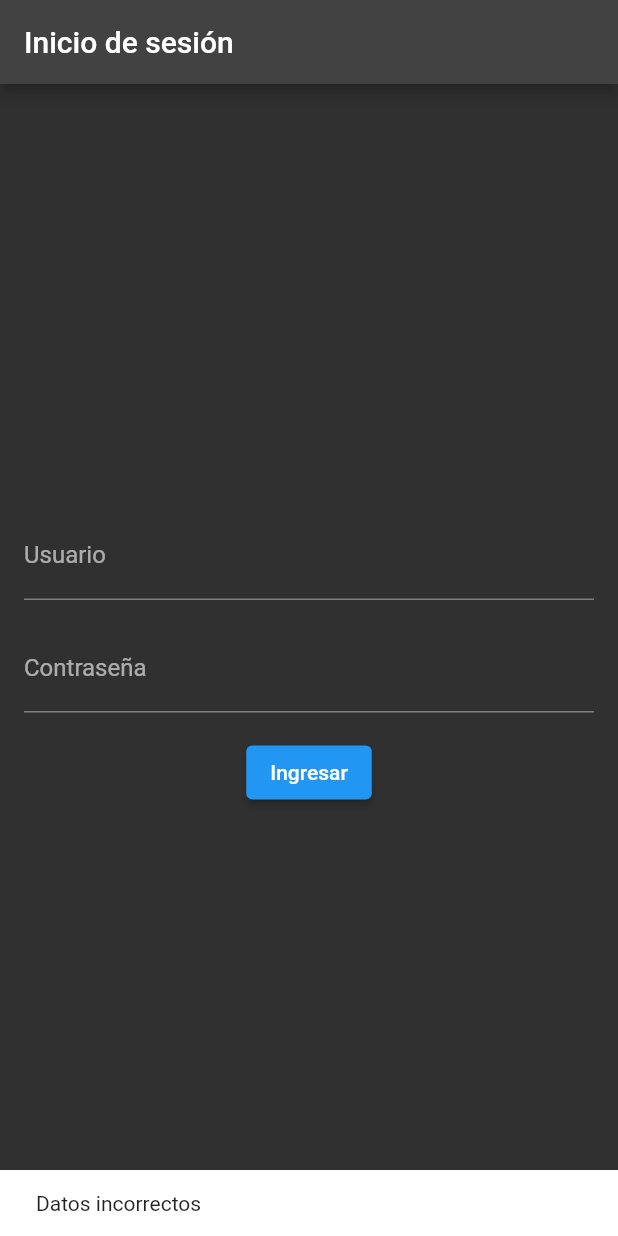
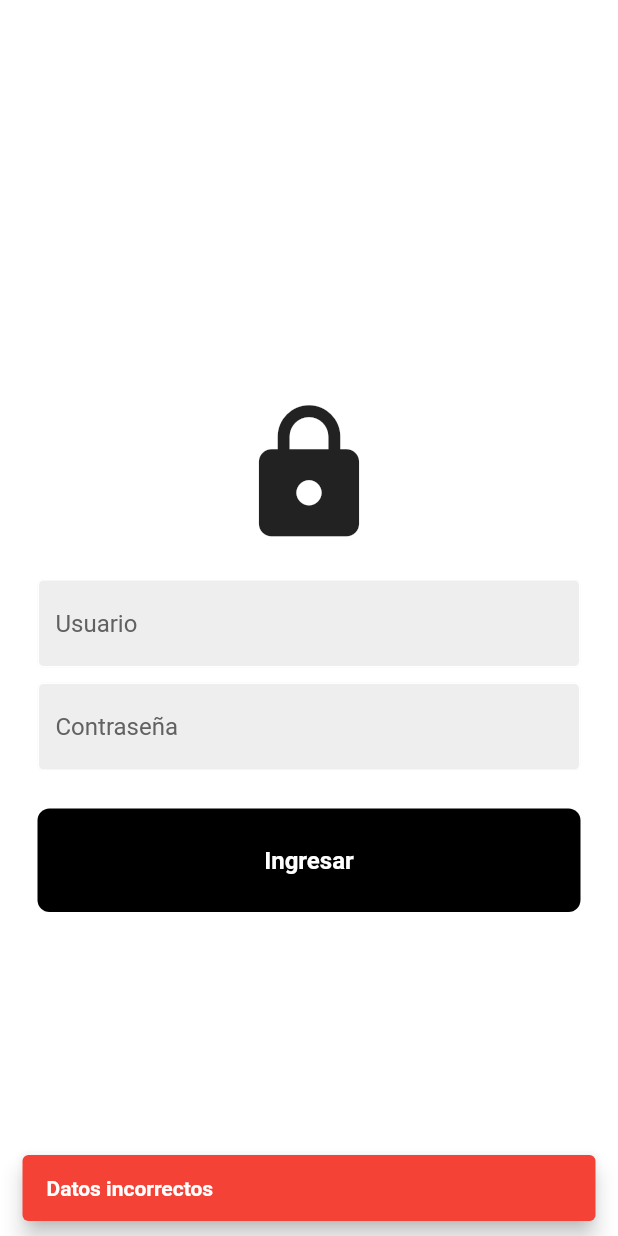
Before and after one commit to romisch-dev/test-evaluation, a Flutter app: the screen it shows after launch, after a tap on "Ingresar", on a phone screen of 412 x 824 dp. Run offline on Flutter 3.47's test engine with Material 2 defaults, Android fonts, the phone set to English and light mode, and no system bars; network calls fail.

Commit message:
Code refactoring

```diff
--- a/lib/login_screen.dart
+++ b/lib/login_screen.dart
@@ -2,78 +2,123 @@ import 'package:flutter/material.dart';
 import 'package:flutter/services.dart';
 import 'home_screen.dart';
 
-class LoginScreen extends StatefulWidget {
-  const LoginScreen({Key? key}) : super(key: key);
-  @override
-  LoginScreenState createState() => LoginScreenState();
+class LoginScreen extends StatelessWidget {
+  LoginScreen({super.key});
+  final usernameController = TextEditingController();
+  final passwordController = TextEditingController();
+
+  void validateFields(BuildContext context) {
+    final String username = usernameController.text;
+    final String password = passwordController.text;
+
+    if (username.isNotEmpty && password.isNotEmpty) {
+      Navigator.pushReplacement(
+        context,
+        MaterialPageRoute(builder: (context) => const HomeScreen()),
+      );
+    } else {
+      ScaffoldMessenger.of(context).showSnackBar(
+        const SnackBar(
+          content: Text(
+            'Datos incorrectos',
+            style: TextStyle(
+              color: Colors.white,
+              fontWeight: FontWeight.bold,
+            ),
+          ),
+          backgroundColor: Colors.red,
+          behavior: SnackBarBehavior.floating,
+          duration: Duration(seconds: 2),
+        ),
+      );
     }
-
-class LoginScreenState extends State<LoginScreen> {
-  String username = '';
-  String password = '';
+  }
 
   @override
   Widget build(BuildContext context) {
     return Scaffold(
-      appBar: AppBar(
-        title: const Text('Inicio de sesión'),
-      ),
-      body: Padding(
-        padding: const EdgeInsets.all(16.0),
+      backgroundColor: Colors.white,
+      body: SafeArea(
+        child: Center(
           child: Column(
             mainAxisAlignment: MainAxisAlignment.center,
             children: [
-            TextField(
+              const SizedBox(height: 50),
+              const Icon(
+                Icons.lock,
+                size: 100,
+              ),
+              const SizedBox(height: 20),
+              Padding(
+                padding: const EdgeInsets.symmetric(horizontal: 25.0),
+                child: TextField(
                   inputFormatters: [
                     FilteringTextInputFormatter.allow(RegExp(r"[a-zA-Z\s\W]")),
                     FilteringTextInputFormatter.deny(RegExp(r"\d")),
                   ],
-              decoration: const InputDecoration(
-                labelText: 'Usuario',
+                  controller: usernameController,
+                  obscureText: false,
+                  decoration: InputDecoration(
+                      enabledBorder: const OutlineInputBorder(
+                        borderSide: BorderSide(color: Colors.white),
                       ),
-              onChanged: (value) {
-                setState(() {
-                  username = value;
-                });
-              },
+                      focusedBorder: OutlineInputBorder(
+                        borderSide: BorderSide(color: Colors.grey.shade400),
                       ),
-            const SizedBox(height: 16.0),
-            TextField(
+                      fillColor: Colors.grey.shade200,
+                      filled: true,
+                      hintText: 'Usuario',
+                      hintStyle: TextStyle(color: Colors.grey[700])),
+                ),
+              ),
+              const SizedBox(height: 10),
+              Padding(
+                padding: const EdgeInsets.symmetric(horizontal: 25.0),
+                child: TextField(
                   inputFormatters: [
                     FilteringTextInputFormatter.digitsOnly,
                     LengthLimitingTextInputFormatter(5),
                   ],
                   keyboardType: TextInputType.number,
-              decoration: const InputDecoration(
-                labelText: 'Contraseña',
+                  controller: passwordController,
+                  obscureText: true,
+                  decoration: InputDecoration(
+                      enabledBorder: const OutlineInputBorder(
+                        borderSide: BorderSide(color: Colors.white),
                       ),
-              onChanged: (value) {
-                setState(() {
-                  password = value;
-                });
-              },
+                      focusedBorder: OutlineInputBorder(
+                        borderSide: BorderSide(color: Colors.grey.shade400),
                       ),
-            const SizedBox(height: 16.0),
-            ElevatedButton(
-              onPressed: () {
-                if (username.isNotEmpty && password.isNotEmpty) {
-                  Navigator.pushReplacement(
-                    context,
-                    MaterialPageRoute(
-                      builder: (context) => const HomeScreen(),
+                      fillColor: Colors.grey.shade200,
+                      filled: true,
+                      hintText: 'Contraseña',
+                      hintStyle: TextStyle(color: Colors.grey[700])),
                 ),
-                  );
-                } else {
-                  ScaffoldMessenger.of(context).showSnackBar(
-                    const SnackBar(
-                      content: Text('Datos incorrectos'),
               ),
-                  );
-                }
-              },
-              child: const Text('Ingresar'),
+              const SizedBox(height: 25),
+              GestureDetector(
+                onTap: () => validateFields(context),
+                child: Container(
+                  padding: const EdgeInsets.all(25),
+                  margin: const EdgeInsets.symmetric(horizontal: 25),
+                  decoration: BoxDecoration(
+                    color: Colors.black,
+                    borderRadius: BorderRadius.circular(8),
+                  ),
+                  child: const Center(
+                    child: Text(
+                      "Ingresar",
+                      style: TextStyle(
+                        color: Colors.white,
+                        fontWeight: FontWeight.bold,
+                        fontSize: 16,
+                      ),
+                    ),
+                  ),
+                ),
               ),
             ],
+          ),
         ),
       ),
     );
--- a/lib/main.dart
+++ b/lib/main.dart
@@ -8,12 +8,11 @@ void main() {
 class MyApp extends StatelessWidget {
   const MyApp({Key? key}) : super(key: key);
   @override
-
   Widget build(BuildContext context) {
     return MaterialApp(
       debugShowCheckedModeBanner: false,
-      theme: ThemeData.dark(),
-      home: const LoginScreen(),
+      theme: ThemeData.light(),
+      home: LoginScreen(),
     );
   }
 }
@@ -59,7 +58,7 @@ class _MyHomePageState extends State<MyHomePage> {
         onPressed: _incrementCounter,
         tooltip: 'Increment',
         child: const Icon(Icons.add),
-      ), // This trailing comma makes auto-formatting nicer for build methods.
+      ),
     );
   }
 }
```
Also changed, not shown: lib/home_screen.dart (+52 -25 lines), 1 other file. Lines whose indentation alone changed are shown as unchanged.
